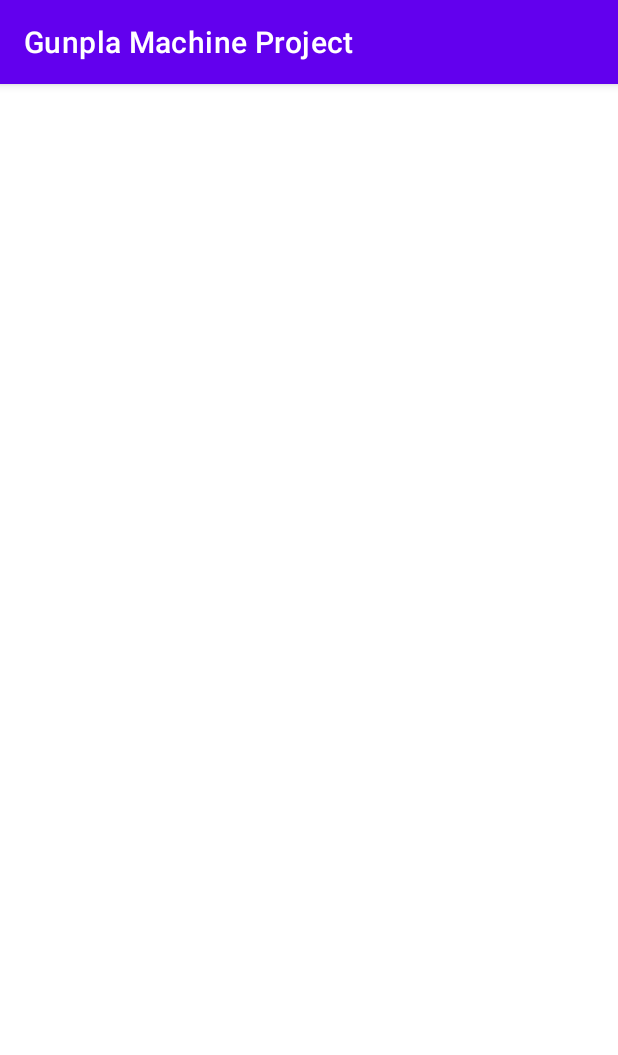
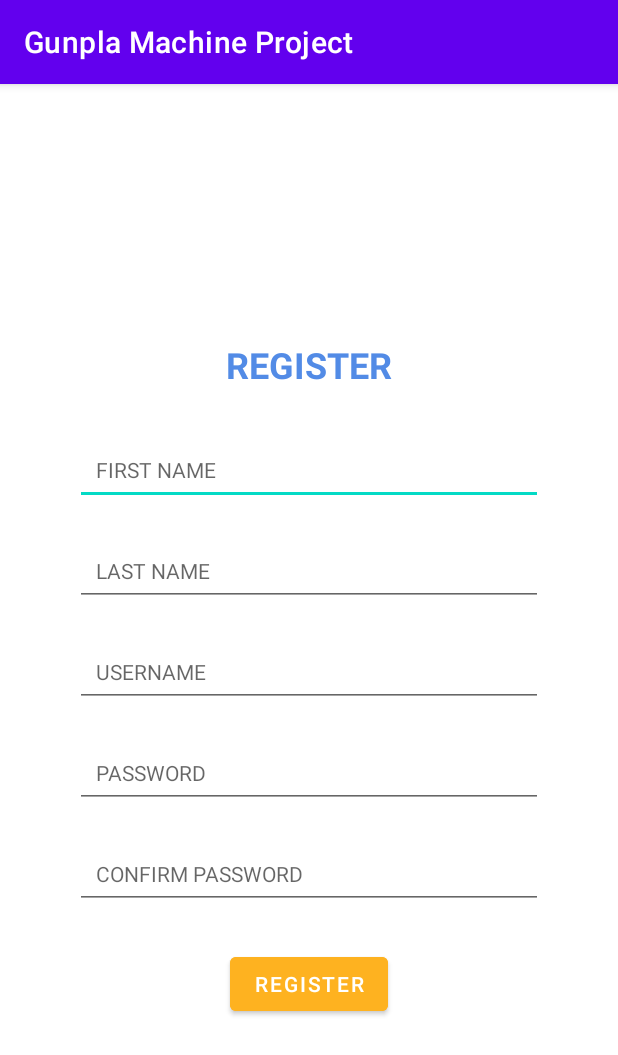
Before and after one commit to Cotrii/Gunpla-Machine-Project, an Android app: the RegisterActivity screen opened directly, with no data from a screen before it, on a phone screen of 412 x 824 dp. Shown: the top 1055 px of the screen. Run offline under Robolectric (Android 15) with nearby library versions, the phone set to English and light mode, and no system bars.

Commit message:
Setup register layout

```diff
--- a/app/src/main/res/layout/activity_register.xml
+++ b/app/src/main/res/layout/activity_register.xml
@@ -6,4 +6,114 @@
     android:layout_height="match_parent"
     tools:context=".RegisterActivity">
 
+    <androidx.constraintlayout.widget.ConstraintLayout
+        android:id="@+id/constraintLayout"
+        android:layout_width="0dp"
+        android:layout_height="500dp"
+        android:layout_margin="40dp"
+        android:elevation="10dp"
+        android:padding="10dp"
+        app:layout_constraintBottom_toBottomOf="parent"
+        app:layout_constraintEnd_toEndOf="parent"
+        app:layout_constraintStart_toStartOf="parent"
+        app:layout_constraintTop_toTopOf="parent"
+        tools:background="#F6F6F6">
+
+        <TextView
+            android:id="@+id/textView4"
+            android:layout_width="wrap_content"
+            android:layout_height="wrap_content"
+            android:text="REGISTER"
+            android:textColor="#528BE6"
+            android:textSize="24sp"
+            android:textStyle="bold"
+            app:layout_constraintBottom_toBottomOf="parent"
+            app:layout_constraintEnd_toEndOf="parent"
+            app:layout_constraintStart_toStartOf="parent"
+            app:layout_constraintTop_toTopOf="parent"
+            app:layout_constraintVertical_bias="0.059" />
+
+        <EditText
+            android:id="@+id/editTextFirstName"
+            android:layout_width="0dp"
+            android:layout_height="wrap_content"
+            android:hint="FIRST NAME"
+            android:inputType="textPersonName"
+            android:padding="14dp"
+            android:textSize="14sp"
+            app:layout_constraintBottom_toBottomOf="parent"
+            app:layout_constraintEnd_toEndOf="parent"
+            app:layout_constraintHorizontal_bias="0.842"
+            app:layout_constraintStart_toStartOf="parent"
+            app:layout_constraintTop_toTopOf="parent"
+            app:layout_constraintVertical_bias="0.207" />
+
+        <EditText
+            android:id="@+id/editTextLastName"
+            android:layout_width="0dp"
+            android:layout_height="wrap_content"
+            android:layout_marginTop="20dp"
+            android:hint="LAST NAME"
+            android:inputType="textPersonName"
+            android:padding="14dp"
+            android:textSize="14sp"
+            app:layout_constraintEnd_toEndOf="parent"
+            app:layout_constraintHorizontal_bias="0.842"
+            app:layout_constraintStart_toStartOf="parent"
+            app:layout_constraintTop_toBottomOf="@+id/editTextFirstName" />
+
+        <EditText
+            android:id="@+id/editTextUsername"
+            android:layout_width="0dp"
+            android:layout_height="wrap_content"
+            android:layout_marginTop="20dp"
+            android:hint="USERNAME"
+            android:inputType="textPersonName"
+            android:padding="14dp"
+            android:textSize="14sp"
+            app:layout_constraintEnd_toEndOf="parent"
+            app:layout_constraintHorizontal_bias="0.842"
+            app:layout_constraintStart_toStartOf="parent"
+            app:layout_constraintTop_toBottomOf="@+id/editTextLastName" />
+
+        <EditText
+            android:id="@+id/editTextPassword"
+            android:layout_width="0dp"
+            android:layout_height="wrap_content"
+            android:layout_marginTop="20dp"
+            android:hint="PASSWORD"
+            android:inputType="textPassword"
+            android:padding="14dp"
+            android:textSize="14sp"
+            app:layout_constraintEnd_toEndOf="parent"
+            app:layout_constraintHorizontal_bias="0.526"
+            app:layout_constraintStart_toStartOf="parent"
+            app:layout_constraintTop_toBottomOf="@+id/editTextUsername" />
+
+        <EditText
+            android:id="@+id/editTextConfirmPassword"
+            android:layout_width="0dp"
+            android:layout_height="wrap_content"
+            android:layout_marginTop="20dp"
+            android:hint="CONFIRM PASSWORD"
+            android:inputType="textPassword"
+            android:padding="14dp"
+            android:textSize="14sp"
+            app:layout_constraintEnd_toEndOf="parent"
+            app:layout_constraintHorizontal_bias="0.526"
+            app:layout_constraintStart_toStartOf="parent"
+            app:layout_constraintTop_toBottomOf="@+id/editTextPassword" />
+
+        <Button
+            android:id="@+id/button7"
+            android:layout_width="wrap_content"
+            android:layout_height="wrap_content"
+            android:backgroundTint="#FEB220"
+            android:text="REGISTER"
+            app:layout_constraintBottom_toBottomOf="parent"
+            app:layout_constraintEnd_toEndOf="parent"
+            app:layout_constraintStart_toStartOf="parent" />
+
+    </androidx.constraintlayout.widget.ConstraintLayout>
+
 </androidx.constraintlayout.widget.ConstraintLayout>
```
